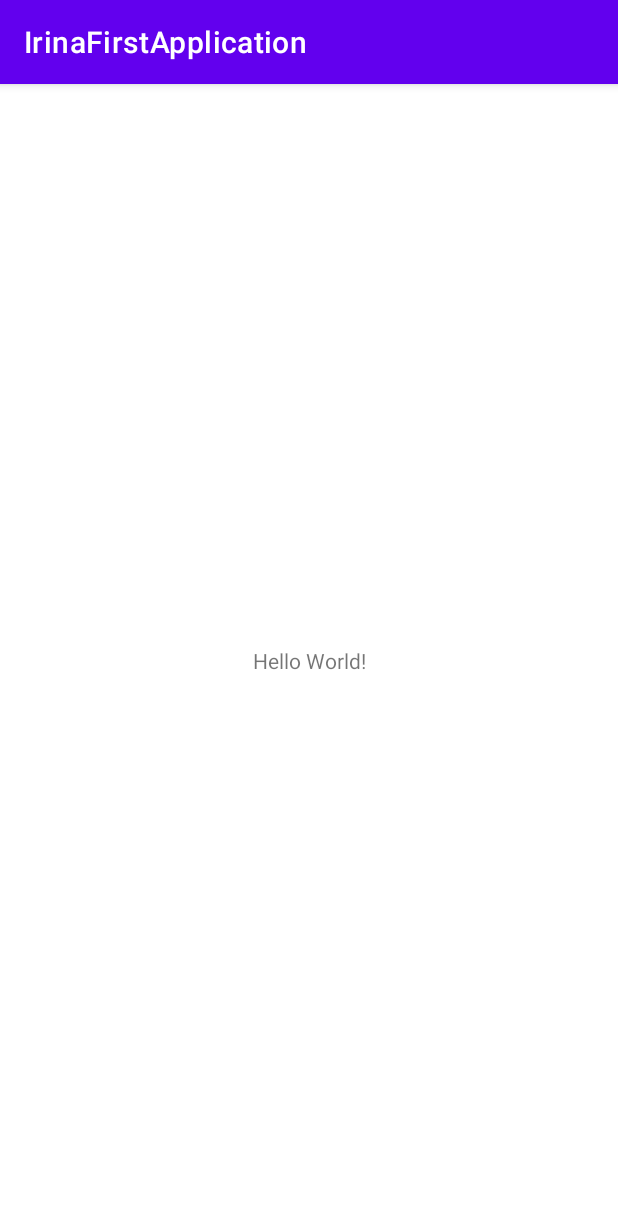
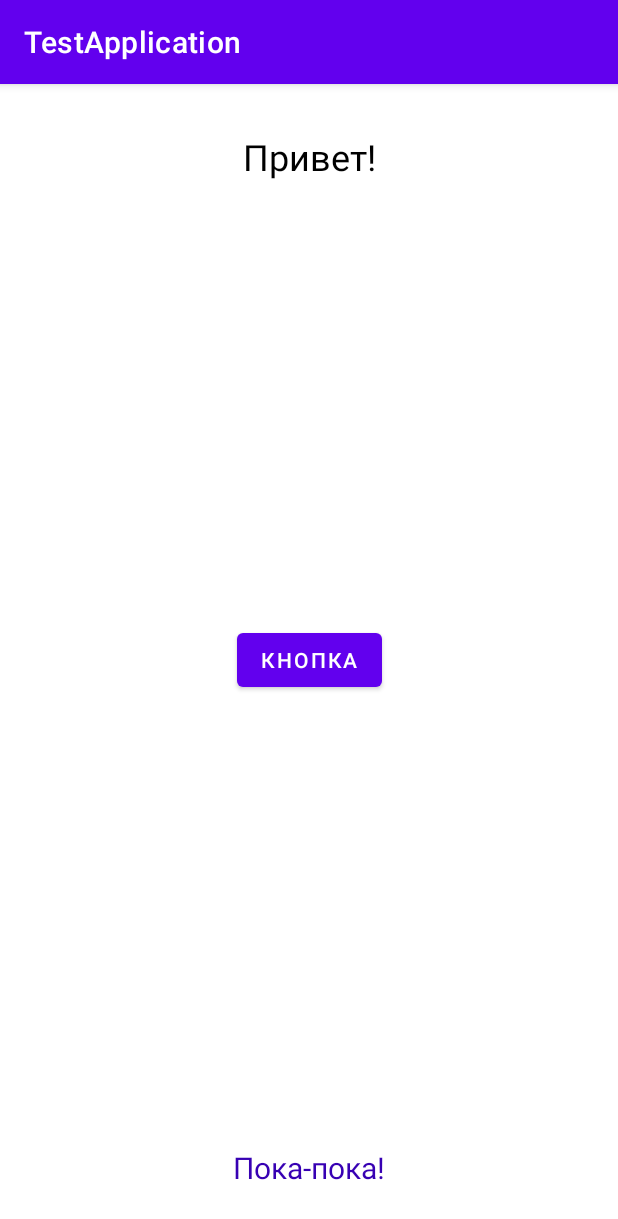
Before and after one commit to iskalinina/my-first-application, an Android app: the screen it shows after launch (MainActivity), on a phone screen of 412 x 824 dp. Shown: the top 1219 px of the screen. Run offline under Robolectric (Android 15) with nearby library versions, the phone set to English and light mode, and no system bars.

Commit message:
log even letter english alphabet

```diff
--- a/app/src/main/java/com/irina/myfirstapplication/MainActivity.kt
+++ b/app/src/main/java/com/irina/myfirstapplication/MainActivity.kt
@@ -2,10 +2,20 @@ package com.irina.myfirstapplication
 
 import androidx.appcompat.app.AppCompatActivity
 import android.os.Bundle
+import android.util.Log
 
 class MainActivity : AppCompatActivity() {
     override fun onCreate(savedInstanceState: Bundle?) {
         super.onCreate(savedInstanceState)
         setContentView(R.layout.activity_main)
+
+
+        val letters = listOf("a", "b", "c", "d", "e", "f", "g", "h", "i", "j", "k", "l", "m", "n",
+            "o", "p", "q", "r", "s", "t", "u", "v", "w", "x", "y", "z")
+
+        letters.forEach {
+            if (letters.indexOf(it) % 2 == 1)
+                Log.d("letter", it)
+        }
     }
 }
--- a/app/src/main/res/layout/activity_main.xml
+++ b/app/src/main/res/layout/activity_main.xml
@@ -7,12 +7,37 @@
     tools:context=".MainActivity">
 
     <TextView
+        android:id="@+id/textView"
         android:layout_width="wrap_content"
         android:layout_height="wrap_content"
-        android:text="Hello World!"
-        app:layout_constraintBottom_toBottomOf="parent"
+        android:layout_marginTop="32dp"
+        android:text="@string/helloView"
+        android:textColor="@color/black"
+        android:textSize="24sp"
         app:layout_constraintLeft_toLeftOf="parent"
         app:layout_constraintRight_toRightOf="parent"
         app:layout_constraintTop_toTopOf="parent" />
 
+
+    <TextView
+        android:layout_width="wrap_content"
+        android:layout_height="wrap_content"
+        android:text="@string/byeView"
+        app:layout_constraintLeft_toLeftOf="parent"
+        app:layout_constraintRight_toRightOf="parent"
+        app:layout_constraintBottom_toBottomOf="parent"
+        android:layout_marginBottom="32dp"
+        android:textSize="20sp"
+        android:textColor="@color/purple_700"/>
+
+    <Button
+        android:id="@+id/button"
+        android:layout_width="wrap_content"
+        android:layout_height="wrap_content"
+        android:text="@string/bt_name"
+        app:layout_constraintBottom_toBottomOf="parent"
+        app:layout_constraintEnd_toEndOf="parent"
+        app:layout_constraintStart_toStartOf="parent"
+        app:layout_constraintTop_toTopOf="parent" />
+
 </androidx.constraintlayout.widget.ConstraintLayout>
--- a/app/src/main/res/values/strings.xml
+++ b/app/src/main/res/values/strings.xml
@@ -1,3 +1,6 @@
 <resources>
-    <string name="app_name">IrinaFirstApplication</string>
+    <string name="app_name">TestApplication</string>
+    <string name="helloView">Привет!</string>
+    <string name="byeView">Пока-пока!</string>
+    <string name="bt_name">КНОПКА</string>
 </resources>
```
